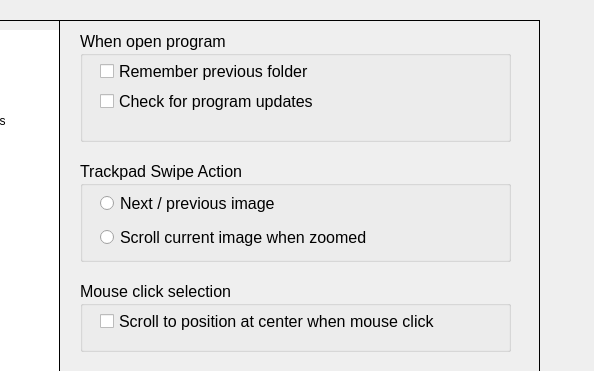
Before: the Qt Designer form Dialogs/prefdlg.ui in towhee/Winnow64, drawn with Qt 5; both pictures show x 141 to 735 and y 0 to 371 of the 735 by 601 pixel window.
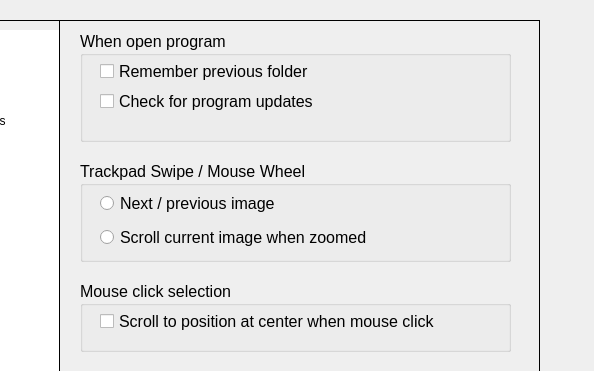
After: the same form once the commit is applied.

```diff
--- a/Dialogs/prefdlg.ui
+++ b/Dialogs/prefdlg.ui
@@ -72,7 +72,7 @@
       </rect>
      </property>
      <property name="title">
-      <string>Trackpad Swipe Action</string>
+      <string>Trackpad Swipe / Mouse Wheel</string>
      </property>
      <widget class="QWidget" name="layoutWidget">
       <property name="geometry">
```
